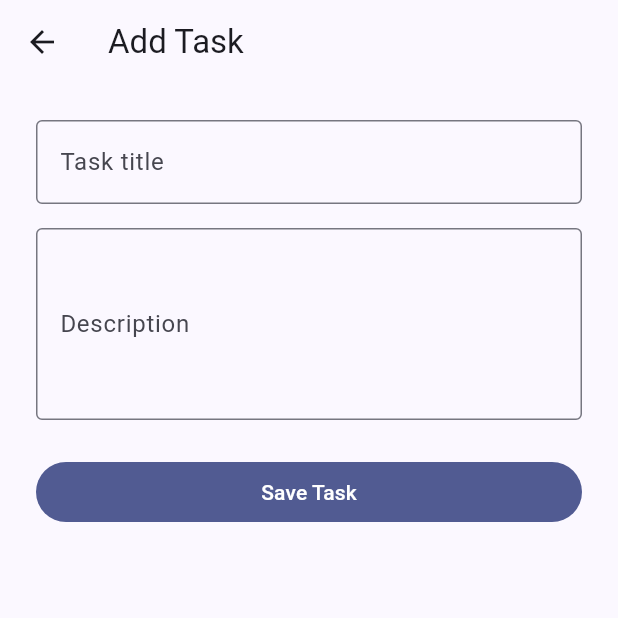
After one commit to anafrhnh2/my_task_manager, a Flutter app: the screen it shows once a user with an empty profile is signed in, after a tap on the "add" icon, on a phone screen of 412 x 824 dp, the top half of it. The commit adds this screen. Run offline on Flutter 3.47's test engine with Material 3 defaults, Android fonts, the phone set to English and light mode, and no system bars; our stand-ins replace cloud_firestore, firebase_auth, firebase_core; accounts and stored records are empty.

Commit message:
add task

```diff
--- a/lib/main.dart
+++ b/lib/main.dart
@@ -1,121 +1,31 @@
 import 'package:flutter/material.dart';
+import 'package:firebase_core/firebase_core.dart';
+import 'package:firebase_auth/firebase_auth.dart';
+import 'firebase_options.dart';
+import 'screens/login_screen.dart';
+import 'screens/task_list_screen.dart';
 
-void main() {
+void main() async {
+  WidgetsFlutterBinding.ensureInitialized();
+  await Firebase.initializeApp(options: DefaultFirebaseOptions.currentPlatform);
   runApp(const MyApp());
 }
 
 class MyApp extends StatelessWidget {
   const MyApp({super.key});
-
-  // This widget is the root of your application.
   @override
   Widget build(BuildContext context) {
     return MaterialApp(
-      title: 'Flutter Demo',
-      theme: ThemeData(
-        // This is the theme of your application.
-        //
-        // TRY THIS: Try running your application with "flutter run". You'll see
-        // the application has a purple toolbar. Then, without quitting the app,
-        // try changing the seedColor in the colorScheme below to Colors.green
-        // and then invoke "hot reload" (save your changes or press the "hot
-        // reload" button in a Flutter-supported IDE, or press "r" if you used
-        // the command line to start the app).
-        //
-        // Notice that the counter didn't reset back to zero; the application
-        // state is not lost during the reload. To reset the state, use hot
-        // restart instead.
-        //
-        // This works for code too, not just values: Most code changes can be
-        // tested with just a hot reload.
-        colorScheme: .fromSeed(seedColor: Colors.deepPurple),
-      ),
-      home: const MyHomePage(title: 'Flutter Demo Home Page'),
-    );
-  }
-}
-
-class MyHomePage extends StatefulWidget {
-  const MyHomePage({super.key, required this.title});
-
-  // This widget is the home page of your application. It is stateful, meaning
-  // that it has a State object (defined below) that contains fields that affect
-  // how it looks.
-
-  // This class is the configuration for the state. It holds the values (in this
-  // case the title) provided by the parent (in this case the App widget) and
-  // used by the build method of the State. Fields in a Widget subclass are
-  // always marked "final".
-
-  final String title;
-
-  @override
-  State<MyHomePage> createState() => _MyHomePageState();
-}
-
-class _MyHomePageState extends State<MyHomePage> {
-  int _counter = 0;
-
-  void _incrementCounter() {
-    setState(() {
-      // This call to setState tells the Flutter framework that something has
-      // changed in this State, which causes it to rerun the build method below
-      // so that the display can reflect the updated values. If we changed
-      // _counter without calling setState(), then the build method would not be
-      // called again, and so nothing would appear to happen.
-      _counter++;
-    });
-  }
-
-  @override
-  Widget build(BuildContext context) {
-    // This method is rerun every time setState is called, for instance as done
-    // by the _incrementCounter method above.
-    //
-    // The Flutter framework has been optimized to make rerunning build methods
-    // fast, so that you can just rebuild anything that needs updating rather
-    // than having to individually change instances of widgets.
-    return Scaffold(
-      appBar: AppBar(
-        // TRY THIS: Try changing the color here to a specific color (to
-        // Colors.amber, perhaps?) and trigger a hot reload to see the AppBar
-        // change color while the other colors stay the same.
-        backgroundColor: Theme.of(context).colorScheme.inversePrimary,
-        // Here we take the value from the MyHomePage object that was created by
-        // the App.build method, and use it to set our appbar title.
-        title: Text(widget.title),
-      ),
-      body: Center(
-        // Center is a layout widget. It takes a single child and positions it
-        // in the middle of the parent.
-        child: Column(
-          // Column is also a layout widget. It takes a list of children and
-          // arranges them vertically. By default, it sizes itself to fit its
-          // children horizontally, and tries to be as tall as its parent.
-          //
-          // Column has various properties to control how it sizes itself and
-          // how it positions its children. Here we use mainAxisAlignment to
-          // center the children vertically; the main axis here is the vertical
-          // axis because Columns are vertical (the cross axis would be
-          // horizontal).
-          //
-          // TRY THIS: Invoke "debug painting" (choose the "Toggle Debug Paint"
-          // action in the IDE, or press "p" in the console), to see the
-          // wireframe for each widget.
-          mainAxisAlignment: .center,
-          children: [
-            const Text('You have pushed the button this many times:'),
-            Text(
-              '$_counter',
-              style: Theme.of(context).textTheme.headlineMedium,
-            ),
-          ],
-        ),
-      ),
-      floatingActionButton: FloatingActionButton(
-        onPressed: _incrementCounter,
-        tooltip: 'Increment',
-        child: const Icon(Icons.add),
+      title: 'My Task Manager',
+      theme: ThemeData(colorSchemeSeed: Colors.indigo, useMaterial3: true),
+      home: StreamBuilder<User?>(
+        stream: FirebaseAuth.instance.authStateChanges(),
+        builder: (context, snapshot) {
+          if (snapshot.connectionState == ConnectionState.waiting) {
+            return const Scaffold(body: Center(child: CircularProgressIndicator()));
+          }
+          return snapshot.hasData ? const TaskListScreen() : const LoginScreen();
+        },
       ),
     );
   }
--- /dev/null
+++ b/lib/screens/add_task_screen.dart
@@ -0,0 +1,55 @@
+import 'package:flutter/material.dart';
+import 'package:firebase_auth/firebase_auth.dart';
+import 'package:cloud_firestore/cloud_firestore.dart';
+
+class AddTaskScreen extends StatefulWidget {
+  const AddTaskScreen({super.key});
+  @override
+  State<AddTaskScreen> createState() => _AddTaskScreenState();
+}
+
+class _AddTaskScreenState extends State<AddTaskScreen> {
+  final _titleCtrl = TextEditingController();
+  final _descCtrl  = TextEditingController();
+  bool _loading = false;
+
+  Future<void> _save() async {
+    if (_titleCtrl.text.trim().isEmpty) {
+      ScaffoldMessenger.of(context).showSnackBar(
+        const SnackBar(content: Text('Title is required')));
+      return;
+    }
+    setState(() => _loading = true);
+    final uid = FirebaseAuth.instance.currentUser!.uid;
+    await FirebaseFirestore.instance
+        .collection('users').doc(uid).collection('tasks')
+        .add({
+          'title': _titleCtrl.text.trim(),
+          'description': _descCtrl.text.trim(),
+          'createdAt': FieldValue.serverTimestamp(),
+        });
+    if (mounted) Navigator.pop(context);
+  }
+
+  @override
+  Widget build(BuildContext context) {
+    return Scaffold(
+      appBar: AppBar(title: const Text('Add Task')),
+      body: Padding(
+        padding: const EdgeInsets.all(24),
+        child: Column(children: [
+          TextField(controller: _titleCtrl,
+            decoration: const InputDecoration(labelText: 'Task title', border: OutlineInputBorder())),
+          const SizedBox(height: 16),
+          TextField(controller: _descCtrl, maxLines: 4,
+            decoration: const InputDecoration(labelText: 'Description', border: OutlineInputBorder())),
+          const SizedBox(height: 24),
+          SizedBox(width: double.infinity,
+            child: FilledButton(
+              onPressed: _loading ? null : _save,
+              child: _loading ? const CircularProgressIndicator(color: Colors.white) : const Text('Save Task'))),
+        ]),
+      ),
+    );
+  }
+}
--- /dev/null
+++ b/lib/screens/edit_task_screen.dart
@@ -0,0 +1,56 @@
+import 'package:flutter/material.dart';
+import 'package:firebase_auth/firebase_auth.dart';
+import 'package:cloud_firestore/cloud_firestore.dart';
+
+class EditTaskScreen extends StatefulWidget {
+  final String docId, title, description;
+  const EditTaskScreen({super.key, required this.docId, required this.title, required this.description});
+  @override
+  State<EditTaskScreen> createState() => _EditTaskScreenState();
+}
+
+class _EditTaskScreenState extends State<EditTaskScreen> {
+  late final _titleCtrl = TextEditingController(text: widget.title);
+  late final _descCtrl  = TextEditingController(text: widget.description);
+  bool _loading = false;
+
+  Future<void> _update() async {
+    if (_titleCtrl.text.trim().isEmpty) {
+      ScaffoldMessenger.of(context).showSnackBar(
+        const SnackBar(content: Text('Title is required')));
+      return;
+    }
+    setState(() => _loading = true);
+    final uid = FirebaseAuth.instance.currentUser!.uid;
+    await FirebaseFirestore.instance
+        .collection('users').doc(uid).collection('tasks')
+        .doc(widget.docId)
+        .update({
+          'title': _titleCtrl.text.trim(),
+          'description': _descCtrl.text.trim(),
+        });
+    if (mounted) Navigator.pop(context);
+  }
+
+  @override
+  Widget build(BuildContext context) {
+    return Scaffold(
+      appBar: AppBar(title: const Text('Edit Task')),
+      body: Padding(
+        padding: const EdgeInsets.all(24),
+        child: Column(children: [
+          TextField(controller: _titleCtrl,
+            decoration: const InputDecoration(labelText: 'Task title', border: OutlineInputBorder())),
+          const SizedBox(height: 16),
+          TextField(controller: _descCtrl, maxLines: 4,
+            decoration: const InputDecoration(labelText: 'Description', border: OutlineInputBorder())),
+          const SizedBox(height: 24),
+          SizedBox(width: double.infinity,
+            child: FilledButton(
+              onPressed: _loading ? null : _update,
+              child: _loading ? const CircularProgressIndicator(color: Colors.white) : const Text('Update Task'))),
+        ]),
+      ),
+    );
+  }
+}
--- /dev/null
+++ b/lib/screens/task_list_screen.dart
@@ -0,0 +1,76 @@
+import 'package:flutter/material.dart';
+import 'package:firebase_auth/firebase_auth.dart';
+import 'package:cloud_firestore/cloud_firestore.dart';
+import 'add_task_screen.dart';
+import 'edit_task_screen.dart';
+
+class TaskListScreen extends StatelessWidget {
+  const TaskListScreen({super.key});
+
+  @override
+  Widget build(BuildContext context) {
+    final uid = FirebaseAuth.instance.currentUser!.uid;
+
+    return Scaffold(
+      appBar: AppBar(
+        title: const Text('My Tasks'),
+        actions: [
+          IconButton(
+            icon: const Icon(Icons.logout),
+            onPressed: () => FirebaseAuth.instance.signOut(),
+          )
+        ],
+      ),
+      body: StreamBuilder<QuerySnapshot>(
+        stream: FirebaseFirestore.instance
+            .collection('users').doc(uid).collection('tasks')
+            .orderBy('createdAt', descending: true)
+            .snapshots(),
+        builder: (context, snapshot) {
+          if (snapshot.connectionState == ConnectionState.waiting) {
+            return const Center(child: CircularProgressIndicator());
+          }
+          final docs = snapshot.data?.docs ?? [];
+          if (docs.isEmpty) {
+            return const Center(child: Text('No tasks yet. Tap + to add one!'));
+          }
+          return ListView.builder(
+            itemCount: docs.length,
+            itemBuilder: (context, i) {
+              final data = docs[i].data() as Map<String, dynamic>;
+              return Card(
+                margin: const EdgeInsets.symmetric(horizontal: 16, vertical: 6),
+                child: ListTile(
+                  title: Text(data['title'] ?? ''),
+                  subtitle: Text(data['description'] ?? ''),
+                  trailing: Row(mainAxisSize: MainAxisSize.min, children: [
+                    IconButton(
+                      icon: const Icon(Icons.edit, color: Colors.indigo),
+                      onPressed: () => Navigator.push(context,
+                        MaterialPageRoute(builder: (_) => EditTaskScreen(
+                          docId: docs[i].id,
+                          title: data['title'],
+                          description: data['description'],
+                        ))),
+                    ),
+                    IconButton(
+                      icon: const Icon(Icons.delete, color: Colors.red),
+                      onPressed: () => FirebaseFirestore.instance
+                          .collection('users').doc(uid).collection('tasks')
+                          .doc(docs[i].id).delete(),
+                    ),
+                  ]),
+                ),
+              );
+            },
+          );
+        },
+      ),
+      floatingActionButton: FloatingActionButton(
+        onPressed: () => Navigator.push(context,
+          MaterialPageRoute(builder: (_) => const AddTaskScreen())),
+        child: const Icon(Icons.add),
+      ),
+    );
+  }
+}
```
